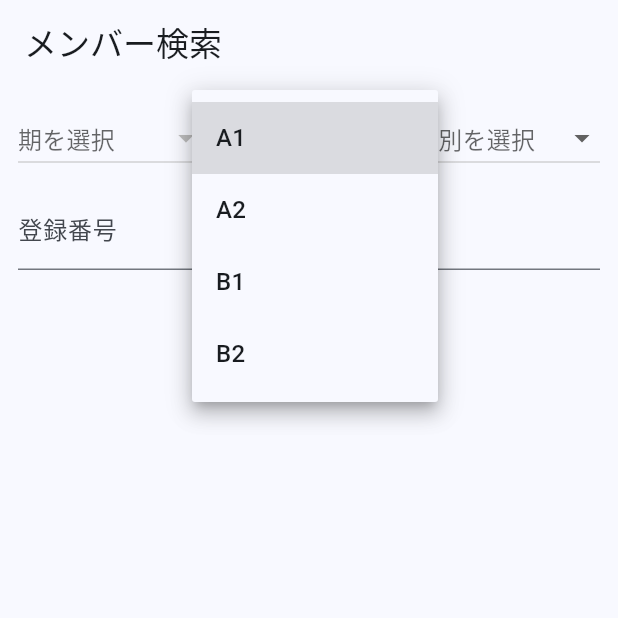
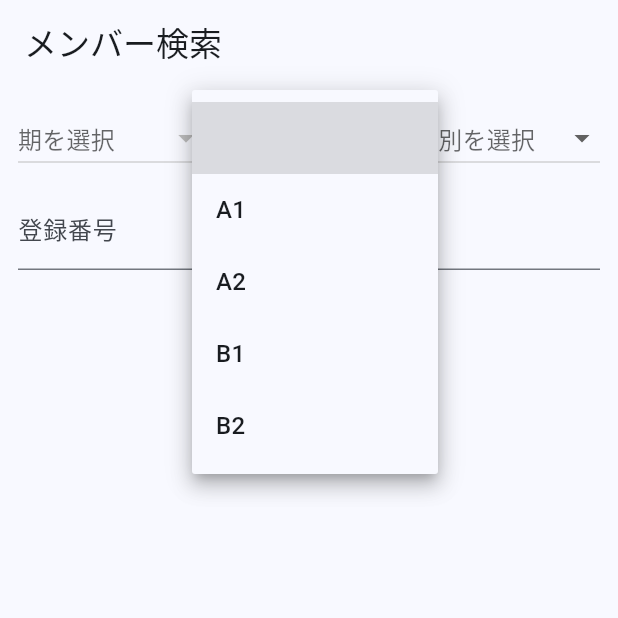
Before and after one commit to teru-kaji/boat_racer_databook, a Flutter app: the screen it shows after launch, after a tap on "級別を選択", on a phone screen of 412 x 824 dp, the top half of it. Run offline on Flutter 3.47's test engine with Material 3 defaults, Android fonts, the phone set to English and light mode, and no system bars; our stand-ins replace fl_chart, objectbox; generated files the repository leaves out were written again; statements that could not run were skipped.

Commit message:
・検索画面の性別、級別に””を追加、CircleAvatarに性別ごとに色分け ・member_history_page追加 ・検索画面修正 ・棒グラフ追加 ・dataTime(期)の最大値をデフォ ・検索フィールド追加 ・エラー復旧 ・エラーあり

```diff
--- a/lib/main.dart
+++ b/lib/main.dart
@@ -1,6 +1,4 @@
-//
 // lib/main.dart
-//
 import 'dart:convert';
 import 'package:flutter/material.dart';
 import 'package:flutter/services.dart';
@@ -105,19 +103,19 @@ class _MemberListPageState extends State<MemberListPage> {
           .toList();
     }
     if (_nameController.text.isNotEmpty) {
-      results = results
-          .where((m) =>
-      (m.name ?? '').contains(_nameController.text.trim()) ||
-          (m.nameKana ?? '').contains(_nameController.text.trim()))
-          .toList();
+      final q = _nameController.text.trim();
+      results = results.where((m) {
+        return (m.name ?? '').contains(q) ||
+            (m.nameKana ?? '').contains(q) ||
+            (m.kana2 ?? '').contains(q) ||   // ★ kana2 追加
+            (m.kana ?? '').contains(q);      // ★ kana 追加
+      }).toList();
     }
     if (_selectedRank != null && _selectedRank!.isNotEmpty) {
-      results =
-          results.where((m) => m.rank == _selectedRank).toList();
+      results = results.where((m) => m.rank == _selectedRank).toList();
     }
     if (_selectedSex != null && _selectedSex!.isNotEmpty) {
-      results =
-          results.where((m) => m.sex == _selectedSex).toList();
+      results = results.where((m) => m.sex == _selectedSex).toList();
     }
 
     setState(() {
@@ -157,6 +155,7 @@ class _MemberListPageState extends State<MemberListPage> {
                     hint: const Text('級別を選択'),
                     isExpanded: true,
                     items: const [
+                      DropdownMenuItem(value: '', child: Text('')), // ★ 空文字追加
                       DropdownMenuItem(value: 'A1', child: Text('A1')),
                       DropdownMenuItem(value: 'A2', child: Text('A2')),
                       DropdownMenuItem(value: 'B1', child: Text('B1')),
@@ -175,6 +174,7 @@ class _MemberListPageState extends State<MemberListPage> {
                     hint: const Text('性別を選択'),
                     isExpanded: true,
                     items: const [
+                      DropdownMenuItem(value: '', child: Text('')), // ★ 空文字追加
                       DropdownMenuItem(value: '1', child: Text('男性')),
                       DropdownMenuItem(value: '2', child: Text('女性')),
                     ],
@@ -222,12 +222,18 @@ class _MemberListPageState extends State<MemberListPage> {
                   final m = _results[index];
                   return ListTile(
                     leading: CircleAvatar(
+                      backgroundColor: (m.sex == "1")
+                          ? Colors.blue
+                          : (m.sex == "2")
+                          ? Colors.pink
+                          : Colors.grey,
                       child: Text(
                         ((m.name ?? m.number ?? '?').isNotEmpty)
                             ? (m.name ?? m.number ?? '?')
                             .characters
                             .first
                             : '?',
+                        style: const TextStyle(color: Colors.white),
                       ),
                     ),
                     title: Text(m.name ?? '(no name)'),
```
